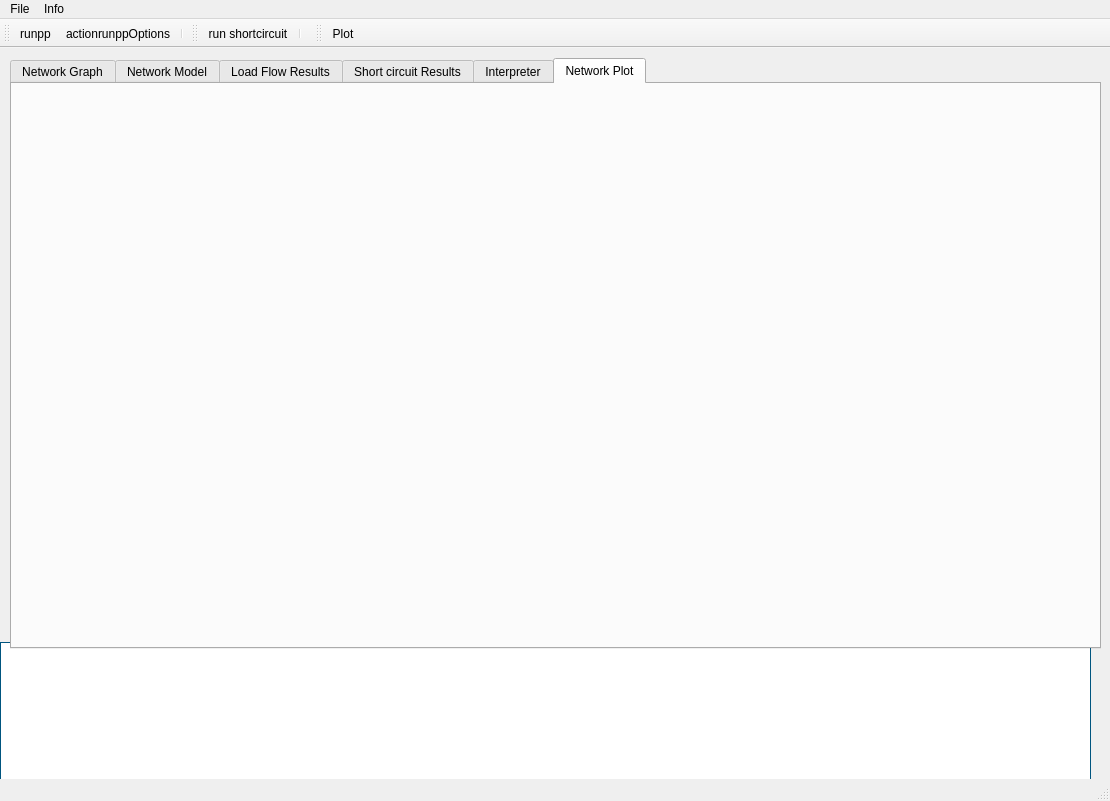
Above: resources/ui/main_develop.ui from vogt31337/pandapower-gui before the change. Below: the same form after it.
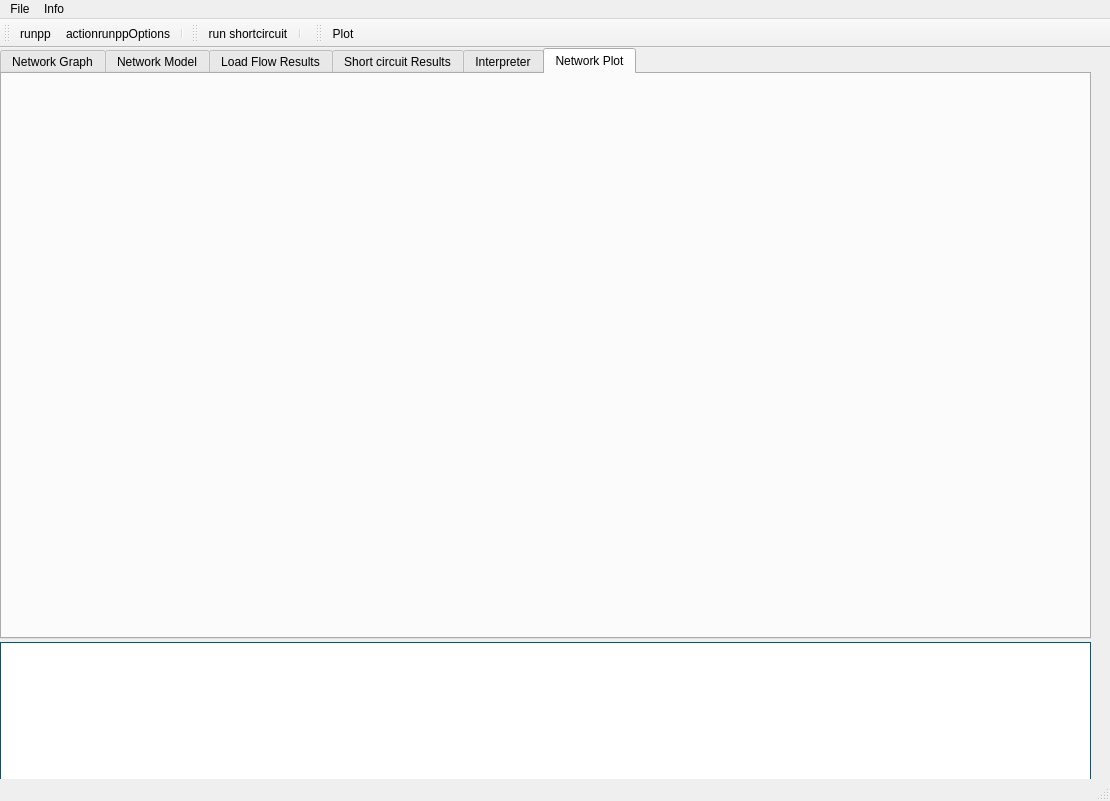
That is the form after the change. Icons and pictures are not drawn.

```diff
--- a/resources/ui/main_develop.ui
+++ b/resources/ui/main_develop.ui
@@ -458,8 +458,8 @@
    <widget class="QTabWidget" name="tabWidget">
     <property name="geometry">
      <rect>
-      <x>10</x>
-      <y>10</y>
+      <x>0</x>
+      <y>0</y>
       <width>1091</width>
       <height>591</height>
      </rect>
@@ -1000,10 +1000,10 @@
      <widget class="QWidget" name="widget_plot" native="true">
       <property name="geometry">
        <rect>
-        <x>40</x>
+        <x>30</x>
         <y>20</y>
-        <width>1001</width>
-        <height>531</height>
+        <width>1011</width>
+        <height>521</height>
        </rect>
       </property>
      </widget>
```
Left out of the diff: 3 changed lines with no effect on the pictures.
